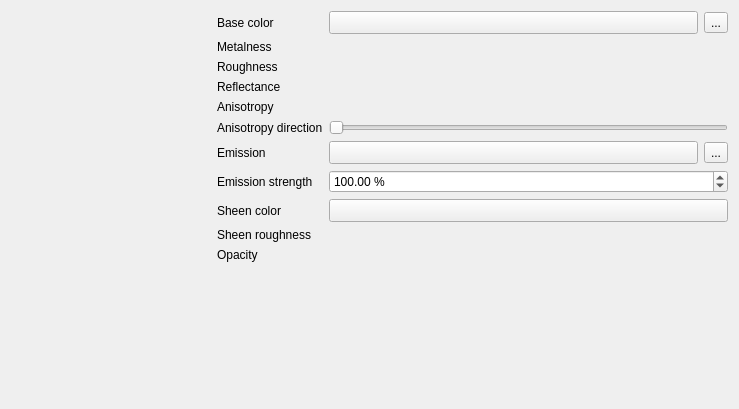
This is src/ui/3d/metalroughmaterialwidget.ui in nyalldawson/QGIS as Qt 5 draws it before an edit. The edited form follows.
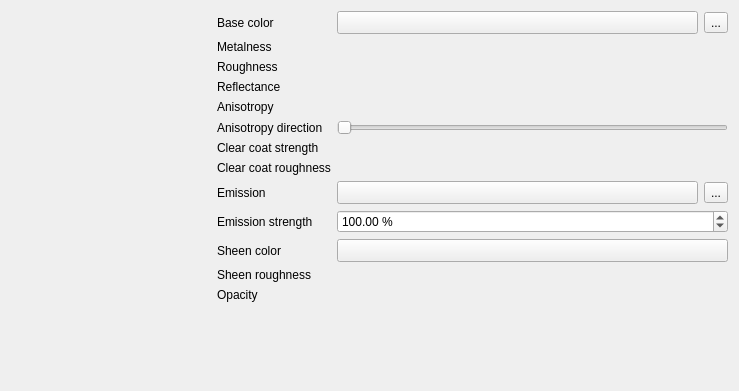
This is the edited form. Custom widgets are drawn as their Qt base class.

Commit message: Clear Coat

Patch:
```diff
--- a/src/ui/3d/metalroughmaterialwidget.ui
+++ b/src/ui/3d/metalroughmaterialwidget.ui
@@ -7,14 +7,99 @@
     <x>0</x>
     <y>0</y>
     <width>739</width>
-    <height>409</height>
+    <height>391</height>
    </rect>
   </property>
   <property name="windowTitle">
    <string notr="true">Form</string>
   </property>
   <layout class="QGridLayout" name="gridLayout">
-   <item row="0" column="0" rowspan="12">
+   <item row="1" column="2" colspan="2">
+    <widget class="QgsPercentageWidget" name="mMetalnessWidget" native="true">
+     <property name="focusPolicy">
+      <enum>Qt::FocusPolicy::StrongFocus</enum>
+     </property>
+    </widget>
+   </item>
+   <item row="3" column="2" colspan="2">
+    <widget class="QgsPercentageWidget" name="mReflectanceWidget" native="true">
+     <property name="focusPolicy">
+      <enum>Qt::FocusPolicy::StrongFocus</enum>
+     </property>
+    </widget>
+   </item>
+   <item row="1" column="1">
+    <widget class="QLabel" name="lblMetalness">
+     <property name="text">
+      <string>Metalness</string>
+     </property>
+    </widget>
+   </item>
+   <item row="13" column="1">
+    <spacer name="verticalSpacer">
+     <property name="orientation">
+      <enum>Qt::Orientation::Vertical</enum>
+     </property>
+     <property name="sizeHint" stdset="0">
+      <size>
+       <width>20</width>
+       <height>40</height>
+      </size>
+     </property>
+    </spacer>
+   </item>
+   <item row="5" column="1">
+    <widget class="QLabel" name="lblRoughness_5">
+     <property name="text">
+      <string>Anisotropy direction</string>
+     </property>
+    </widget>
+   </item>
+   <item row="11" column="2" colspan="2">
+    <widget class="QgsPercentageWidget" name="mSheenRoughnessWidget" native="true">
+     <property name="focusPolicy">
+      <enum>Qt::FocusPolicy::StrongFocus</enum>
+     </property>
+    </widget>
+   </item>
+   <item row="4" column="1">
+    <widget class="QLabel" name="lblRoughness_4">
+     <property name="text">
+      <string>Anisotropy</string>
+     </property>
+    </widget>
+   </item>
+   <item row="2" column="2" colspan="2">
+    <widget class="QgsPercentageWidget" name="mRoughnessWidget" native="true">
+     <property name="focusPolicy">
+      <enum>Qt::FocusPolicy::StrongFocus</enum>
+     </property>
+    </widget>
+   </item>
+   <item row="8" column="2">
+    <widget class="QgsColorButton" name="mButtonEmissionColor">
+     <property name="sizePolicy">
+      <sizepolicy hsizetype="Expanding" vsizetype="Fixed">
+       <horstretch>0</horstretch>
+       <verstretch>0</verstretch>
+      </sizepolicy>
+     </property>
+     <property name="minimumSize">
+      <size>
+       <width>120</width>
+       <height>0</height>
+      </size>
+     </property>
+    </widget>
+   </item>
+   <item row="12" column="1">
+    <widget class="QLabel" name="lblRoughness_2">
+     <property name="text">
+      <string>Opacity</string>
+     </property>
+    </widget>
+   </item>
+   <item row="0" column="0" rowspan="14">
     <widget class="QgsMaterialPreviewWidget" name="mPreviewWidget" native="true">
      <property name="minimumSize">
       <size>
@@ -24,28 +109,21 @@
      </property>
     </widget>
    </item>
-   <item row="3" column="2" colspan="2">
-    <widget class="QgsPercentageWidget" name="mReflectanceWidget" native="true">
-     <property name="focusPolicy">
-      <enum>Qt::FocusPolicy::StrongFocus</enum>
-     </property>
-    </widget>
-   </item>
-   <item row="6" column="1">
-    <widget class="QLabel" name="lblSpecular_2">
+   <item row="9" column="1">
+    <widget class="QLabel" name="lblSpecular_3">
      <property name="text">
-      <string>Emission</string>
+      <string>Emission strength</string>
      </property>
     </widget>
    </item>
-   <item row="8" column="1">
-    <widget class="QLabel" name="lblSpecular_4">
+   <item row="0" column="1">
+    <widget class="QLabel" name="lblSpecular">
      <property name="text">
-      <string>Sheen color</string>
+      <string>Base color</string>
      </property>
     </widget>
    </item>
-   <item row="7" column="2" colspan="2">
+   <item row="9" column="2" colspan="2">
     <widget class="QgsDoubleSpinBox" name="mEmissionStrengthSpinBox">
      <property name="toolTip">
       <string>Scaling factor for the emission effect.</string>
@@ -67,59 +145,6 @@
      </property>
     </widget>
    </item>
-   <item row="9" column="1">
-    <widget class="QLabel" name="lblSpecular_5">
-     <property name="text">
-      <string>Sheen roughness</string>
-     </property>
-    </widget>
-   </item>
-   <item row="0" column="1">
-    <widget class="QLabel" name="lblSpecular">
-     <property name="text">
-      <string>Base color</string>
-     </property>
-    </widget>
-   </item>
-   <item row="0" column="2">
-    <widget class="QgsColorButton" name="mButtonBaseColor">
-     <property name="sizePolicy">
-      <sizepolicy hsizetype="Expanding" vsizetype="Fixed">
-       <horstretch>0</horstretch>
-       <verstretch>0</verstretch>
-      </sizepolicy>
-     </property>
-     <property name="minimumSize">
-      <size>
-       <width>120</width>
-       <height>0</height>
-      </size>
-     </property>
-    </widget>
-   </item>
-   <item row="1" column="2" colspan="2">
-    <widget class="QgsPercentageWidget" name="mMetalnessWidget" native="true">
-     <property name="focusPolicy">
-      <enum>Qt::FocusPolicy::StrongFocus</enum>
-     </property>
-    </widget>
-   </item>
-   <item row="8" column="2" colspan="2">
-    <widget class="QgsColorButton" name="mButtonSheenColor">
-     <property name="sizePolicy">
-      <sizepolicy hsizetype="Expanding" vsizetype="Fixed">
-       <horstretch>0</horstretch>
-       <verstretch>0</verstretch>
-      </sizepolicy>
-     </property>
-     <property name="minimumSize">
-      <size>
-       <width>120</width>
-       <height>0</height>
-      </size>
-     </property>
-    </widget>
-   </item>
    <item row="3" column="1">
     <widget class="QLabel" name="lblRoughness_3">
      <property name="text">
@@ -127,47 +152,10 @@
      </property>
     </widget>
    </item>
-   <item row="6" column="2">
-    <widget class="QgsColorButton" name="mButtonEmissionColor">
-     <property name="sizePolicy">
-      <sizepolicy hsizetype="Expanding" vsizetype="Fixed">
-       <horstretch>0</horstretch>
-       <verstretch>0</verstretch>
-      </sizepolicy>
-     </property>
-     <property name="minimumSize">
-      <size>
-       <width>120</width>
-       <height>0</height>
-      </size>
-     </property>
-    </widget>
-   </item>
-   <item row="10" column="2" colspan="2">
-    <widget class="QgsOpacityWidget" name="mOpacityWidget" native="true">
-     <property name="focusPolicy">
-      <enum>Qt::FocusPolicy::StrongFocus</enum>
-     </property>
-    </widget>
-   </item>
-   <item row="4" column="1">
-    <widget class="QLabel" name="lblRoughness_4">
+   <item row="11" column="1">
+    <widget class="QLabel" name="lblSpecular_5">
      <property name="text">
-      <string>Anisotropy</string>
-     </property>
-    </widget>
-   </item>
-   <item row="4" column="2" colspan="2">
-    <widget class="QgsPercentageWidget" name="mAnisotropyWidget" native="true">
-     <property name="focusPolicy">
-      <enum>Qt::FocusPolicy::StrongFocus</enum>
-     </property>
-    </widget>
-   </item>
-   <item row="5" column="1">
-    <widget class="QLabel" name="lblRoughness_5">
-     <property name="text">
-      <string>Anisotropy direction</string>
+      <string>Sheen roughness</string>
      </property>
     </widget>
    </item>
@@ -178,20 +166,6 @@
      </property>
     </widget>
    </item>
-   <item row="6" column="3">
-    <widget class="QgsPropertyOverrideButton" name="mEmissionColorDataDefinedButton">
-     <property name="text">
-      <string>...</string>
-     </property>
-    </widget>
-   </item>
-   <item row="2" column="1">
-    <widget class="QLabel" name="lblRoughness">
-     <property name="text">
-      <string>Roughness</string>
-     </property>
-    </widget>
-   </item>
    <item row="5" column="2" colspan="2">
     <widget class="QSlider" name="mAnisotropyRotationWidget">
      <property name="maximum">
@@ -202,51 +176,105 @@
      </property>
     </widget>
    </item>
+   <item row="6" column="2" colspan="2">
+    <widget class="QgsPercentageWidget" name="mClearCoatFactorWidget" native="true">
+     <property name="focusPolicy">
+      <enum>Qt::FocusPolicy::StrongFocus</enum>
+     </property>
+    </widget>
+   </item>
+   <item row="10" column="2" colspan="2">
+    <widget class="QgsColorButton" name="mButtonSheenColor">
+     <property name="sizePolicy">
+      <sizepolicy hsizetype="Expanding" vsizetype="Fixed">
+       <horstretch>0</horstretch>
+       <verstretch>0</verstretch>
+      </sizepolicy>
+     </property>
+     <property name="minimumSize">
+      <size>
+       <width>120</width>
+       <height>0</height>
+      </size>
+     </property>
+    </widget>
+   </item>
+   <item row="8" column="3">
+    <widget class="QgsPropertyOverrideButton" name="mEmissionColorDataDefinedButton">
+     <property name="text">
+      <string>...</string>
+     </property>
+    </widget>
+   </item>
+   <item row="6" column="1">
+    <widget class="QLabel" name="lblSpecular_6">
+     <property name="text">
+      <string>Clear coat strength</string>
+     </property>
+    </widget>
+   </item>
+   <item row="4" column="2" colspan="2">
+    <widget class="QgsPercentageWidget" name="mAnisotropyWidget" native="true">
+     <property name="focusPolicy">
+      <enum>Qt::FocusPolicy::StrongFocus</enum>
+     </property>
+    </widget>
+   </item>
    <item row="10" column="1">
-    <widget class="QLabel" name="lblRoughness_2">
+    <widget class="QLabel" name="lblSpecular_4">
      <property name="text">
-      <string>Opacity</string>
+      <string>Sheen color</string>
+     </property>
+    </widget>
+   </item>
+   <item row="8" column="1">
+    <widget class="QLabel" name="lblSpecular_2">
+     <property name="text">
+      <string>Emission</string>
+     </property>
+    </widget>
+   </item>
+   <item row="0" column="2">
+    <widget class="QgsColorButton" name="mButtonBaseColor">
+     <property name="sizePolicy">
+      <sizepolicy hsizetype="Expanding" vsizetype="Fixed">
+       <horstretch>0</horstretch>
+       <verstretch>0</verstretch>
+      </sizepolicy>
+     </property>
+     <property name="minimumSize">
+      <size>
+       <width>120</width>
+       <height>0</height>
+      </size>
+     </property>
+    </widget>
+   </item>
+   <item row="2" column="1">
+    <widget class="QLabel" name="lblRoughness">
+     <property name="text">
+      <string>Roughness</string>
+     </property>
+    </widget>
+   </item>
+   <item row="12" column="2" colspan="2">
+    <widget class="QgsOpacityWidget" name="mOpacityWidget" native="true">
+     <property name="focusPolicy">
+      <enum>Qt::FocusPolicy::StrongFocus</enum>
+     </property>
+    </widget>
+   </item>
+   <item row="7" column="2" colspan="2">
+    <widget class="QgsPercentageWidget" name="mClearCoatRoughnessWidget" native="true">
+     <property name="focusPolicy">
+      <enum>Qt::FocusPolicy::StrongFocus</enum>
      </property>
     </widget>
    </item>
    <item row="7" column="1">
-    <widget class="QLabel" name="lblSpecular_3">
+    <widget class="QLabel" name="lblSpecular_7">
      <property name="text">
-      <string>Emission strength</string>
-     </property>
-    </widget>
-   </item>
-   <item row="11" column="1">
-    <spacer name="verticalSpacer">
-     <property name="orientation">
-      <enum>Qt::Orientation::Vertical</enum>
-     </property>
-     <property name="sizeHint" stdset="0">
-      <size>
-       <width>20</width>
-       <height>40</height>
-      </size>
-     </property>
-    </spacer>
-   </item>
-   <item row="1" column="1">
-    <widget class="QLabel" name="lblMetalness">
-     <property name="text">
-      <string>Metalness</string>
-     </property>
-    </widget>
-   </item>
-   <item row="2" column="2" colspan="2">
-    <widget class="QgsPercentageWidget" name="mRoughnessWidget" native="true">
-     <property name="focusPolicy">
-      <enum>Qt::FocusPolicy::StrongFocus</enum>
-     </property>
-    </widget>
-   </item>
-   <item row="9" column="2" colspan="2">
-    <widget class="QgsPercentageWidget" name="mSheenRoughnessWidget" native="true">
-     <property name="focusPolicy">
-      <enum>Qt::FocusPolicy::StrongFocus</enum>
+      <string>Clear coat roughness</string>
      </property>
     </widget>
    </item>
```
The commit also changes 11 other files.
